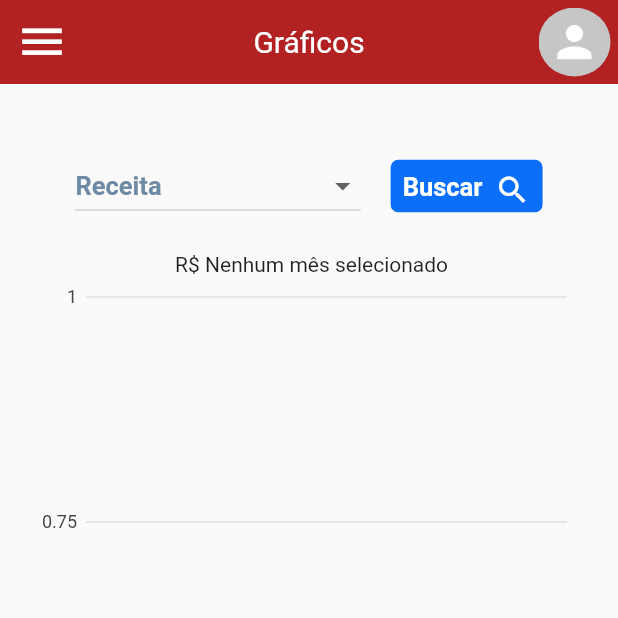
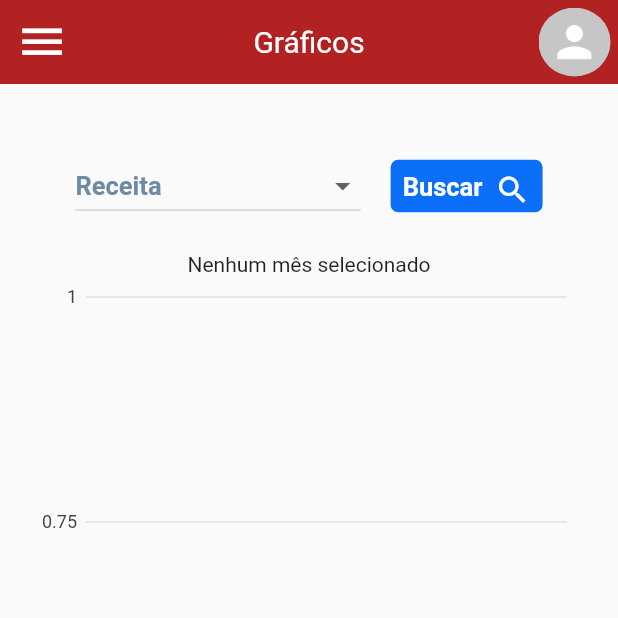
Before and after one commit to wendelsantosd/amawfinance_mobile, a Flutter app: the screen it shows after launch, after a tap on "Buscar", on a phone screen of 412 x 824 dp, the top half of it. Run offline on Flutter 3.47's test engine with Material 2 defaults, Android fonts, the light colour scheme and no system bars; our stand-ins replace charts_flutter, flutter_spinkit, google_fonts, google_sign_in, image_picker, shared_preferences; network calls fail.

Commit message:
feat: fix state to update chart

```diff
--- a/lib/pages/charts/charts.dart
+++ b/lib/pages/charts/charts.dart
@@ -36,6 +36,12 @@ class _ChartsState extends State<Charts> {
   setValue(state) {
     setState(() {
       value = state;
+    });
+  }
+
+  setChartData(state) {
+    setState(() {
+      _chartData = state;
     });
   }
 
@@ -108,6 +114,7 @@ class _ChartsState extends State<Charts> {
     _data
         .add(Sum('Dez', double.parse(dataSum['sumDecT']['income'].toString())));
 
+    setState(() {
       _chartData.add(
         charts.Series(
           id: 'Sum',
@@ -119,6 +126,7 @@ class _ChartsState extends State<Charts> {
           displayName: 'Sum',
         ),
       );
+    });
   }
 
   void _makeDataExpense() {
@@ -150,6 +158,7 @@ class _ChartsState extends State<Charts> {
     _data.add(
         Sum('Dez', double.parse(dataSum['sumDecT']['expense'].toString())));
 
+    setState(() {
       _chartData.add(
         charts.Series(
           id: 'Sum',
@@ -161,14 +170,13 @@ class _ChartsState extends State<Charts> {
           displayName: 'Sum',
         ),
       );
+    });
   }
 
   void _pickChart() {
     if (type == 'Receita') {
-      print('1');
       _makeDataIncome();
     } else if (type == 'Despesa') {
-      print('2');
       _makeDataExpense();
     }
   }
@@ -230,7 +238,12 @@ class _ChartsState extends State<Charts> {
             ],
           ),
           const SizedBox(height: 20),
-          Text('$month R\$ $value'),
+          Text(
+            value == 'Nenhum mês selecionado'
+                ? value
+                : '$month: ' +
+                    NumberFormat.simpleCurrency(locale: 'pt-BR').format(value),
+          ),
           Expanded(
             child: charts.BarChart(
               _chartData,
```
Lines whose indentation alone changed are shown as unchanged.
